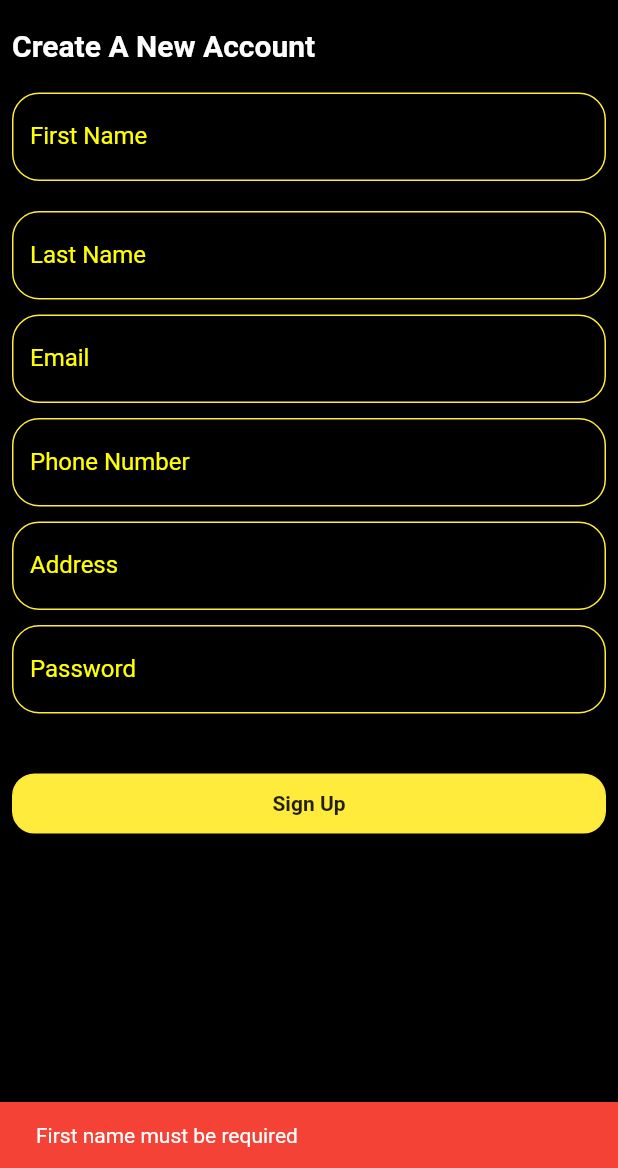
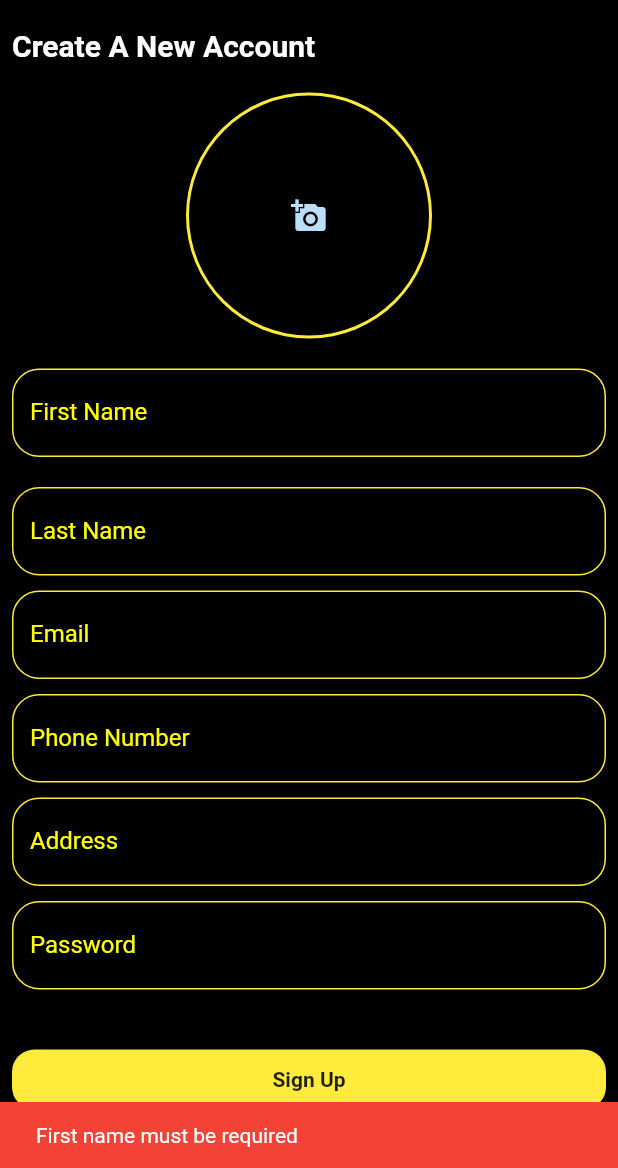
Before and after one commit to SanjuDas567/Service_booki-g, a Flutter app: the RegisterPage screen opened directly, after a tap on "Sign Up", on a phone screen of 412 x 824 dp, the part 68-1236 px from its top. Run offline on Flutter 3.47's test engine with Material 2 defaults, Android fonts, the light colour scheme and no system bars; our stand-ins replace awesome_notifications, calendar_timeline, carousel_slider, dio, file_picker, geolocator and 5 more; missing offline and left inert: flutter_paypal, reviews_slider; accounts and stored records are empty.

Commit message:
user section changes in user creation section for add image completed, changed models to form data to send images completed, url changes in login and register completed

```diff
--- /dev/null
+++ b/lib/models/user/form_data/user_data.dart
@@ -0,0 +1,12 @@
+import 'dart:io';
+
+class UserRegistration {
+  String? userFname;
+  String? userLname;
+  String? phone;
+  String? address;
+  String? email;
+  String? userPasword;
+  File? userProfilePic;
+  int? appUser;
+}
--- a/lib/provider/user/repo/auth_repo_user.dart
+++ b/lib/provider/user/repo/auth_repo_user.dart
@@ -68,12 +68,13 @@ class AuthRepoUser {
   }
 
   String getUserType() {
-    return sharedPreferences.getString(AppConstants.USER_TYPE)?? "";
+    return sharedPreferences.getString(AppConstants.USER_TYPE) ?? "";
   }
 
   Future<bool> clearAllData() async {
     sharedPreferences.remove(AppConstants.TOKEN);
     sharedPreferences.remove(AppConstants.USER_ID);
+    sharedPreferences.remove(AppConstants.USER_TYPE);
     // sharedPreferences.remove(AppConstants.IS_BUYER);
     return true;
   }
--- a/lib/screen/user/register_page/register_page.dart
+++ b/lib/screen/user/register_page/register_page.dart
@@ -1,5 +1,5 @@
 import 'package:flutter/material.dart';
-import 'package:glossy_flossy/models/user/user_registration_model.dart';
+import 'package:glossy_flossy/models/user/form_data/user_data.dart';
 import 'package:glossy_flossy/provider/user/register_provider_user.dart';
 import 'package:glossy_flossy/screen/user/login_page/login_page.dart';
 // import 'package:glossy_flossy/screen/user/register_page/widgets/date_picker.dart';
@@ -89,6 +89,27 @@ class _RegisterPageState extends State<RegisterPage> {
                             ),
                           ),
                         ],
+                      ),
+                      const SizedBox(
+                        height: 20,
+                      ),
+                      GestureDetector(
+                        onTap: () => userProvider.pickImage(),
+                        child: CircleAvatar(
+                          backgroundColor: Colors.yellow,
+                          radius: 82,
+                          child: CircleAvatar(
+                            radius: 80,
+                            backgroundColor: Colors.black,
+                            backgroundImage: userProvider.profileImage != null
+                                ? FileImage(userProvider.profileImage!)
+                                    as ImageProvider<Object>?
+                                : null,
+                            child: userProvider.profileImage == null
+                                ? Icon(Icons.add_a_photo)
+                                : null,
+                          ),
+                        ),
                       ),
                       const SizedBox(
                         height: 20,
@@ -296,19 +317,27 @@ class _RegisterPageState extends State<RegisterPage> {
           backgroundColor: Colors.red,
         ));
       } else {
-        UserRegistrationModel userRegistrationModel = UserRegistrationModel();
-        userRegistrationModel.userFname = userFname;
-        userRegistrationModel.userLname = userLname;
-        userRegistrationModel.email = email;
-        userRegistrationModel.phone = phone;
-        userRegistrationModel.address = address;
-        userRegistrationModel.userPasword = userPassword;
-        userRegistrationModel.userProfilePic = null;
-        userRegistrationModel.appUser = 1;
+        // UserRegistrationModel userRegistrationModel = UserRegistrationModel();
+        // userRegistrationModel.userFname = userFname;
+        // userRegistrationModel.userLname = userLname;
+        // userRegistrationModel.email = email;
+        // userRegistrationModel.phone = phone;
+        // userRegistrationModel.address = address;
+        // userRegistrationModel.userPasword = userPassword;
+        // userRegistrationModel.userProfilePic = null;
+        // userRegistrationModel.appUser = 1;
+        UserRegistration userRegistration = UserRegistration();
+        userRegistration.userFname = userFname;
+        userRegistration.userLname = userLname;
+        userRegistration.email = email;
+        userRegistration.phone = phone;
+        userRegistration.address = address;
+        userRegistration.userPasword = userPassword;
+        userRegistration.appUser = 1;
 
-        print(userRegistrationModel.address);
+        print(userRegistration.address);
         Provider.of<UserProvider>(context, listen: false)
-            .userRegistration(userRegistrationModel, route);
+            .userRegistration(userRegistration, route);
       }
     }
   }
--- a/lib/utils/app_constants.dart
+++ b/lib/utils/app_constants.dart
@@ -11,8 +11,8 @@ class AppConstants {
   static const String APP_NAME = 'Glossy Flossy';
   static const String TOKEN = 'token';
   static const String BASE_URL = 'http://143.198.103.241:5000/';
-  static const String REGISTER_URL = 'api/usercreation/register';
-  static const String LOGIN_URI = 'api/usercreation/loginpassword';
+  static const String REGISTER_URL = 'api/user/Registration';
+  static const String LOGIN_URI = 'api/userlogin/loginpassword';
   static const String SERVICE_TYPE_URI = 'api/getservicetype/gettype';
   static const String USER_NAME = 'Name';
   static const String USER_ID = '0';
```
Also changed, not shown: lib/provider/user/register_provider_user.dart (+23 -4 lines), lib/provider/user/repo/register_repo.dart (+18 -42 lines), 1 other file.
